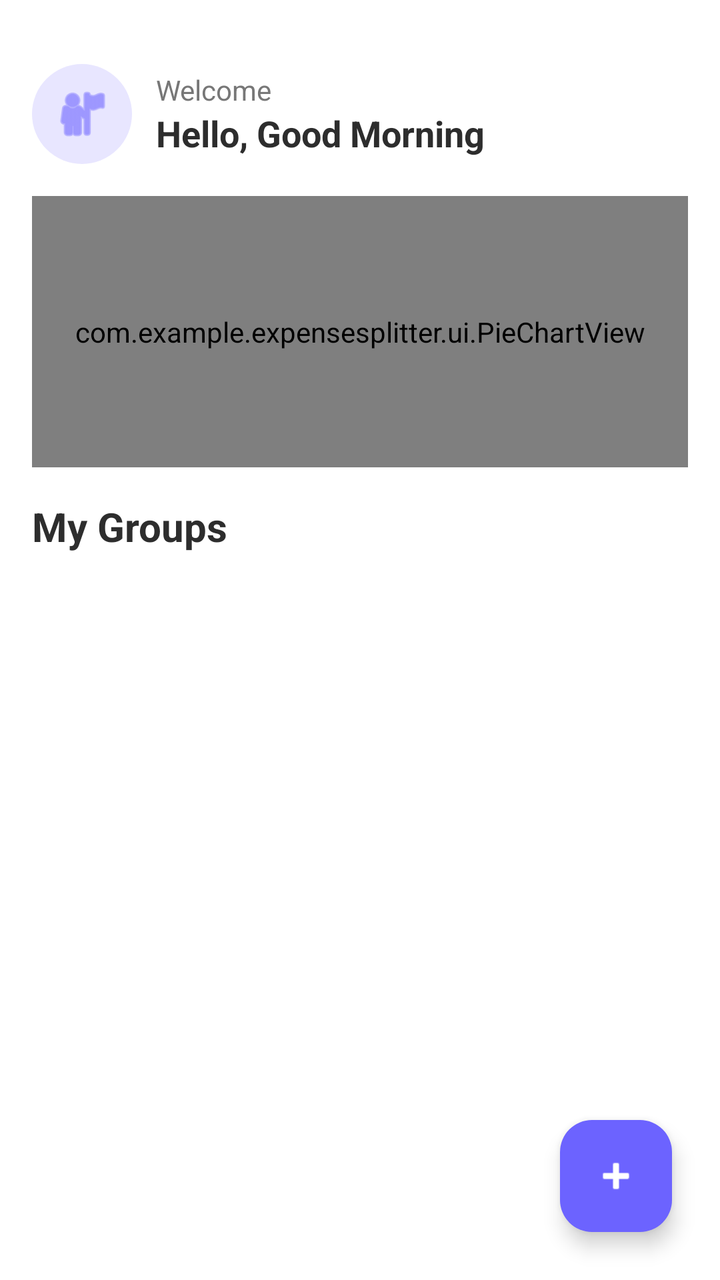
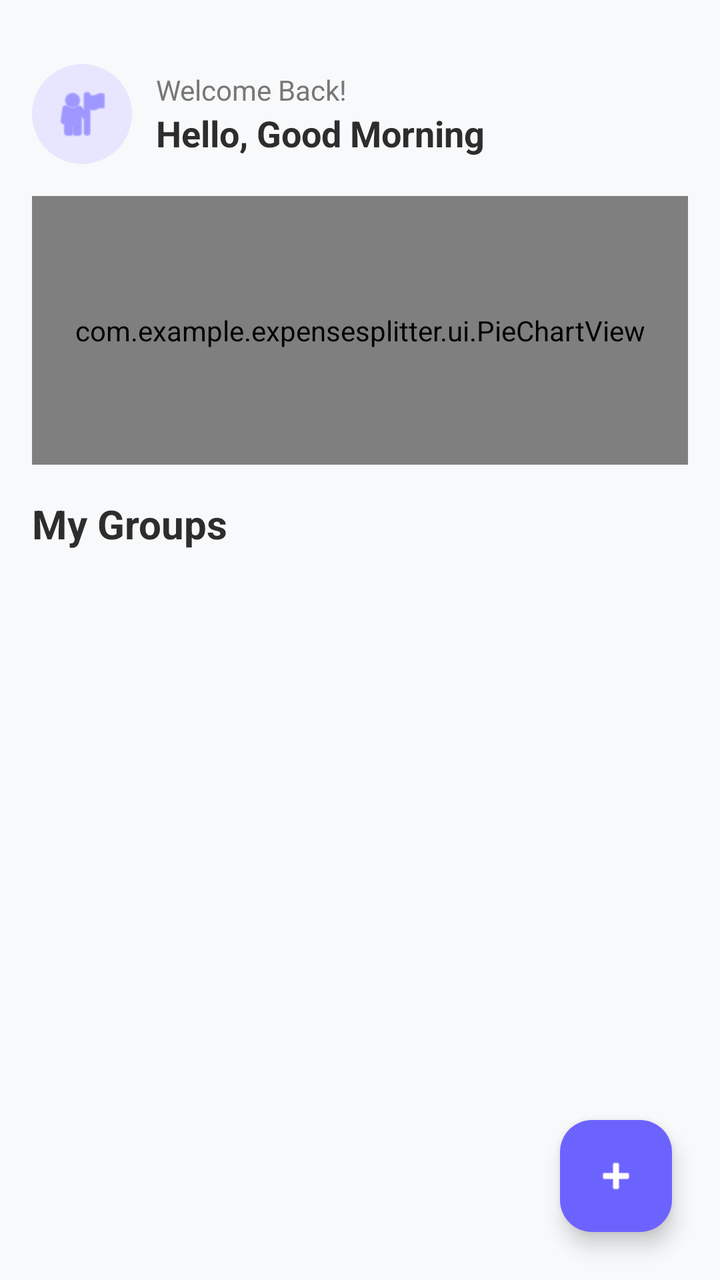

The first picture is an Android layout as it rendered before a commit; the second is the same layout after the commit. The layout source and the unified diff follow.
<!-- AndroidManifest.xml: application theme Theme.ExpenseSplitter -->
<!-- res/layout/activity_main.xml -->
<?xml version="1.0" encoding="utf-8"?>
<androidx.coordinatorlayout.widget.CoordinatorLayout xmlns:android="http://schemas.android.com/apk/res/android"
    xmlns:app="http://schemas.android.com/apk/res-auto"
    android:layout_width="match_parent"
    android:layout_height="match_parent"
    android:background="@color/bg_color">

    <LinearLayout
        android:layout_width="match_parent"
        android:layout_height="match_parent"
        android:orientation="vertical"
        android:padding="16dp">

        
        <LinearLayout
            android:layout_width="match_parent"
            android:layout_height="wrap_content"
            android:orientation="horizontal"
            android:gravity="center_vertical"
            android:layout_marginTop="16dp"
            android:layout_marginBottom="16dp">

            <ImageView
                android:layout_width="50dp"
                android:layout_height="50dp"
                android:src="@android:drawable/ic_menu_myplaces"
                app:tint="@color/purple_primary"
                android:background="@drawable/circle_bg_pastel"
                android:padding="10dp"/>

            <LinearLayout
                android:layout_width="0dp"
                android:layout_height="wrap_content"
                android:layout_weight="1"
                android:layout_marginStart="12dp"
                android:orientation="vertical">
                <TextView
                    android:layout_width="wrap_content"
                    android:layout_height="wrap_content"
                    android:text="Welcome"
                    android:textColor="@color/text_light"
                    android:textSize="14sp"/>
                <TextView
                    android:layout_width="wrap_content"
                    android:layout_height="wrap_content"
                    android:text="Hello, Good Morning"
                    android:textColor="@color/text_dark"
                    android:textSize="18sp"
                    android:textStyle="bold"/>
            </LinearLayout>
        </LinearLayout>

        
        <com.example.expensesplitter.ui.PieChartView
            android:id="@+id/pieChart"
            android:layout_width="match_parent"
            android:layout_height="0dp"
            android:layout_weight="1"
            android:layout_marginBottom="16dp"/>

        
        <TextView
            android:layout_width="wrap_content"
            android:layout_height="wrap_content"
            android:text="My Groups"
            android:textColor="@color/text_dark"
            android:textSize="20sp"
            android:textStyle="bold"
            android:layout_marginBottom="8dp"/>

        
        <androidx.recyclerview.widget.RecyclerView
            android:id="@+id/recyclerView"
            android:layout_width="match_parent"
            android:layout_height="0dp"
            android:layout_weight="2.5"
            android:clipToPadding="false"/>

    </LinearLayout>

    <com.google.android.material.floatingactionbutton.FloatingActionButton
        android:id="@+id/fabAdd"
        android:layout_width="wrap_content"
        android:layout_height="wrap_content"
        android:layout_gravity="bottom|end"
        android:layout_margin="24dp"
        android:backgroundTint="@color/purple_primary"
        android:src="@android:drawable/ic_input_add"
        app:tint="@android:color/white"/>
</androidx.coordinatorlayout.widget.CoordinatorLayout>
<!-- resources referenced by this layout -->
<resources>
  <color name="bg_color">#FFFFFF</color>
  <color name="purple_primary">#6C63FF</color>
  <color name="text_dark">#2D2D2D</color>
  <color name="text_light">#777777</color>
  <!-- drawable circle_bg_pastel (drawable) -->
  <?xml version="1.0" encoding="utf-8"?>
  <shape xmlns:android="http://schemas.android.com/apk/res/android" android:shape="oval">
      <solid android:color="#E8E6FF"/>
  </shape>
  <style name="Theme.ExpenseSplitter" parent="Theme.Material3.DayNight.NoActionBar">
          <item name="colorPrimary">@color/purple_primary</item>
          <item name="android:windowBackground">@color/bg_color</item>
          <item name="android:statusBarColor">@color/bg_color</item>
          <item name="android:windowLightStatusBar">true</item>
      </style>
</resources>

<!-- the commit's change to res/layout/activity_main.xml (unified diff, before → after) -->
@@ -3,7 +3,7 @@
     xmlns:app="http://schemas.android.com/apk/res-auto"
     android:layout_width="match_parent"
     android:layout_height="match_parent"
-    android:background="@color/bg_color">
+    android:background="#F8F9FA"> 
 
     <LinearLayout
         android:layout_width="match_parent"
@@ -11,7 +11,6 @@
         android:orientation="vertical"
         android:padding="16dp">
 
-        
         <LinearLayout
             android:layout_width="match_parent"
             android:layout_height="wrap_content"
@@ -37,7 +36,7 @@
                 <TextView
                     android:layout_width="wrap_content"
                     android:layout_height="wrap_content"
-                    android:text="Welcome"
+                    android:text="Welcome Back!"
                     android:textColor="@color/text_light"
                     android:textSize="14sp"/>
                 <TextView
@@ -50,7 +49,6 @@
             </LinearLayout>
         </LinearLayout>
 
-        
         <com.example.expensesplitter.ui.PieChartView
             android:id="@+id/pieChart"
             android:layout_width="match_parent"
@@ -58,7 +56,6 @@
             android:layout_weight="1"
             android:layout_marginBottom="16dp"/>
 
-        
         <TextView
             android:layout_width="wrap_content"
             android:layout_height="wrap_content"
@@ -66,9 +63,8 @@
             android:textColor="@color/text_dark"
             android:textSize="20sp"
             android:textStyle="bold"
-            android:layout_marginBottom="8dp"/>
+            android:layout_marginBottom="12dp"/>
 
-        
         <androidx.recyclerview.widget.RecyclerView
             android:id="@+id/recyclerView"
             android:layout_width="match_parent"
